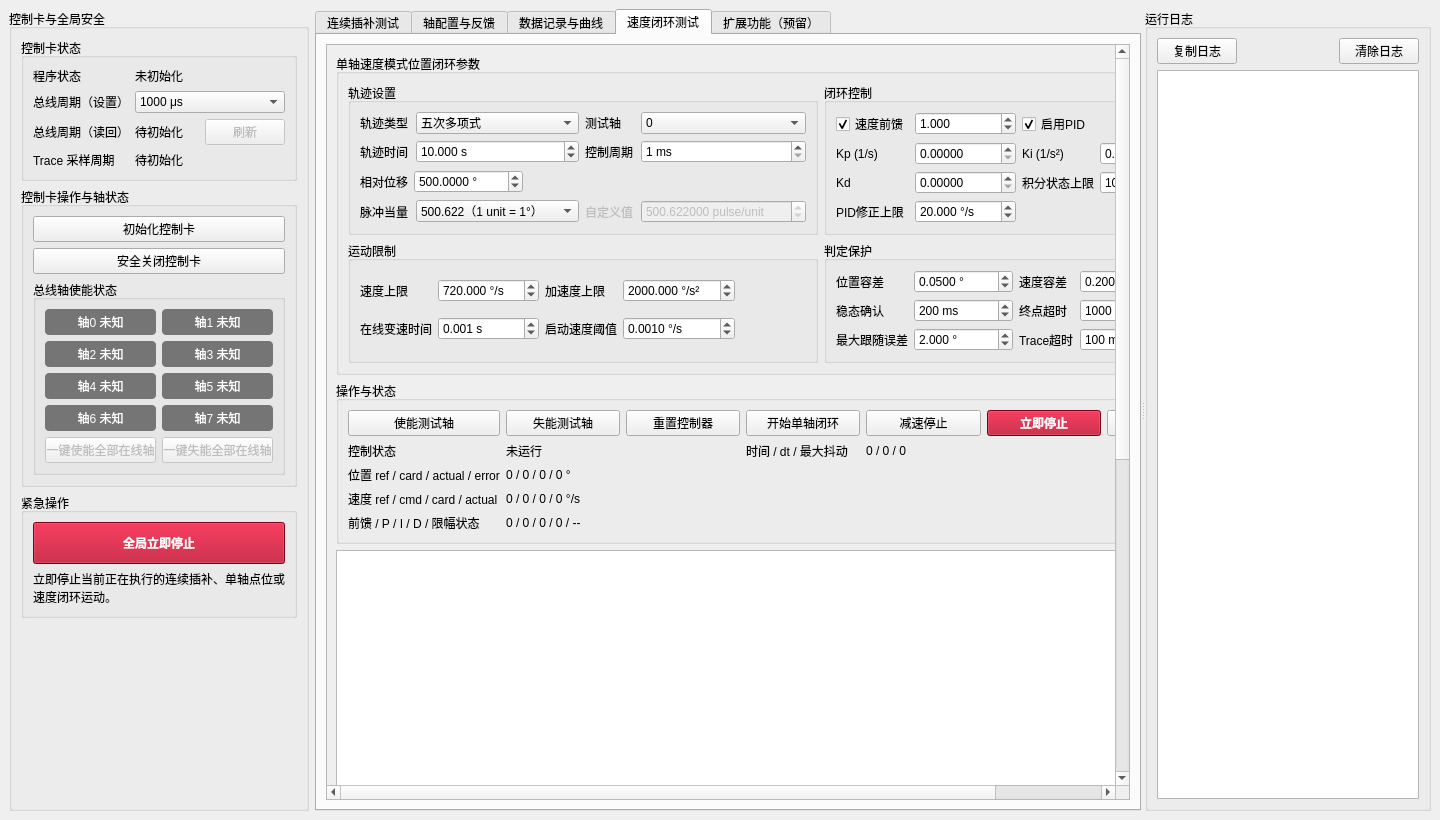
Above: conti_ctrl/mainwindow.ui from yzj148162-cmyk/E5000-ContiInterpolation before the change. Below: the same form after it.
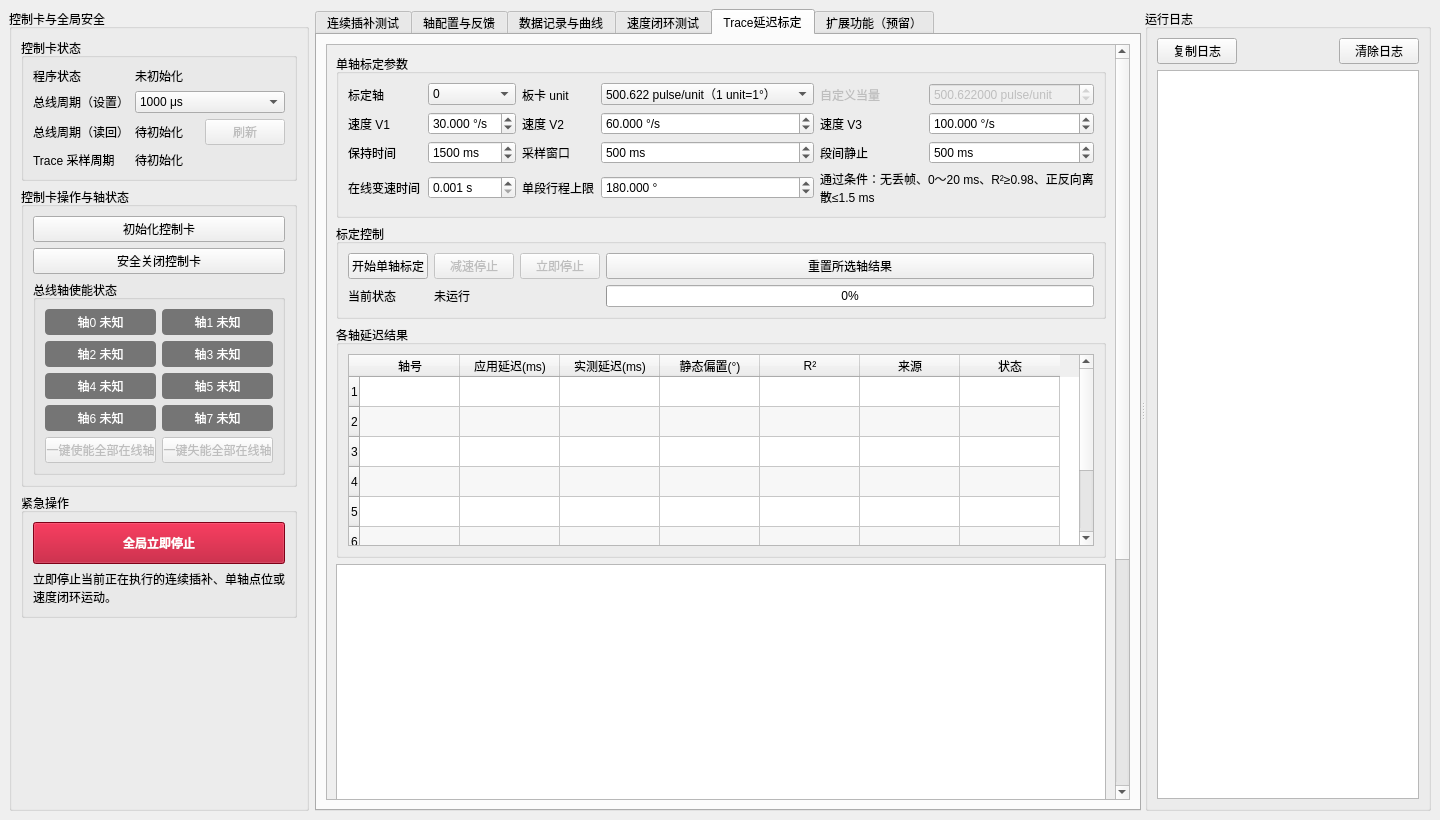
That is the form after the change. The open tabs and pages were chosen to show the change. Custom widgets are drawn as their Qt base class.

Commit message: 增加Trace位置延迟标定与诊断补偿

```diff
--- a/conti_ctrl/mainwindow.ui
+++ b/conti_ctrl/mainwindow.ui
@@ -3001,6 +3001,298 @@
          </item>
         </layout>
        </widget>
+       <widget class="QWidget" name="traceDelayCalibrationTab">
+        <attribute name="title">
+         <string>Trace延迟标定</string>
+        </attribute>
+        <layout class="QVBoxLayout" name="traceDelayCalibrationTabLayout">
+         <item>
+          <widget class="QScrollArea" name="traceDelayCalibrationScrollArea">
+           <property name="widgetResizable">
+            <bool>true</bool>
+           </property>
+           <widget class="QWidget" name="traceDelayCalibrationScrollContent">
+            <property name="geometry">
+             <rect>
+              <x>0</x>
+              <y>0</y>
+              <width>940</width>
+              <height>1050</height>
+             </rect>
+            </property>
+            <layout class="QVBoxLayout" name="traceDelayCalibrationContentLayout">
+             <item>
+              <widget class="QGroupBox" name="traceDelayCalibrationParameterGroup">
+               <property name="title">
+                <string>单轴标定参数</string>
+               </property>
+               <layout class="QGridLayout" name="traceDelayCalibrationParameterLayout">
+                <item row="0" column="0">
+                 <widget class="QLabel" name="traceDelayAxisLabel">
+                  <property name="text">
+                   <string>标定轴</string>
+                  </property>
+                 </widget>
+                </item>
+                <item row="0" column="1">
+                 <widget class="QComboBox" name="traceDelayAxisCombo">
+                  <item><property name="text"><string>0</string></property></item>
+                  <item><property name="text"><string>1</string></property></item>
+                  <item><property name="text"><string>2</string></property></item>
+                  <item><property name="text"><string>3</string></property></item>
+                  <item><property name="text"><string>4</string></property></item>
+                  <item><property name="text"><string>5</string></property></item>
+                  <item><property name="text"><string>6</string></property></item>
+                  <item><property name="text"><string>7</string></property></item>
+                 </widget>
+                </item>
+                <item row="0" column="2">
+                 <widget class="QLabel" name="traceDelayUnitLabel">
+                  <property name="text">
+                   <string>板卡 unit</string>
+                  </property>
+                 </widget>
+                </item>
+                <item row="0" column="3">
+                 <widget class="QComboBox" name="traceDelayUnitCombo">
+                  <item><property name="text"><string>500.622 pulse/unit（1 unit=1°）</string></property></item>
+                  <item><property name="text"><string>50.0622 pulse/unit（1 unit=0.1°）</string></property></item>
+                  <item><property name="text"><string>5.00622 pulse/unit（1 unit=0.01°）</string></property></item>
+                  <item><property name="text"><string>自定义 pulse/unit</string></property></item>
+                 </widget>
+                </item>
+                <item row="0" column="4">
+                 <widget class="QLabel" name="traceDelayCustomEquivalentLabel">
+                  <property name="enabled"><bool>false</bool></property>
+                  <property name="text"><string>自定义当量</string></property>
+                 </widget>
+                </item>
+                <item row="0" column="5">
+                 <widget class="QDoubleSpinBox" name="traceDelayCustomEquivalentSpin">
+                  <property name="enabled"><bool>false</bool></property>
+                  <property name="decimals"><number>6</number></property>
+                  <property name="minimum"><double>0.000001000000000</double></property>
+                  <property name="maximum"><double>1000000.000000000000000</double></property>
+                  <property name="value"><double>500.622000000000014</double></property>
+                  <property name="suffix"><string> pulse/unit</string></property>
+                 </widget>
+                </item>
+                <item row="1" column="0">
+                 <widget class="QLabel" name="traceDelaySpeed1Label">
+                  <property name="text"><string>速度 V1</string></property>
+                 </widget>
+                </item>
+                <item row="1" column="1">
+                 <widget class="QDoubleSpinBox" name="traceDelaySpeed1Spin">
+                  <property name="decimals"><number>3</number></property>
+                  <property name="minimum"><double>0.001000000000000</double></property>
+                  <property name="maximum"><double>720.000000000000000</double></property>
+                  <property name="value"><double>30.000000000000000</double></property>
+                  <property name="suffix"><string> °/s</string></property>
+                 </widget>
+                </item>
+                <item row="1" column="2">
+                 <widget class="QLabel" name="traceDelaySpeed2Label">
+                  <property name="text"><string>速度 V2</string></property>
+                 </widget>
+                </item>
+                <item row="1" column="3">
+                 <widget class="QDoubleSpinBox" name="traceDelaySpeed2Spin">
+                  <property name="decimals"><number>3</number></property>
+                  <property name="minimum"><double>0.001000000000000</double></property>
+                  <property name="maximum"><double>720.000000000000000</double></property>
+                  <property name="value"><double>60.000000000000000</double></property>
+                  <property name="suffix"><string> °/s</string></property>
+                 </widget>
+                </item>
+                <item row="1" column="4">
+                 <widget class="QLabel" name="traceDelaySpeed3Label">
+                  <property name="text"><string>速度 V3</string></property>
+                 </widget>
+                </item>
+                <item row="1" column="5">
+                 <widget class="QDoubleSpinBox" name="traceDelaySpeed3Spin">
+                  <property name="decimals"><number>3</number></property>
+                  <property name="minimum"><double>0.001000000000000</double></property>
+                  <property name="maximum"><double>720.000000000000000</double></property>
+                  <property name="value"><double>100.000000000000000</double></property>
+                  <property name="suffix"><string> °/s</string></property>
+                 </widget>
+                </item>
+                <item row="2" column="0">
+                 <widget class="QLabel" name="traceDelayHoldLabel">
+                  <property name="toolTip"><string>每个正向或反向速度段的总保持时间。</string></property>
+                  <property name="text"><string>保持时间</string></property>
+                 </widget>
+                </item>
+                <item row="2" column="1">
+                 <widget class="QSpinBox" name="traceDelayHoldSpin">
+                  <property name="minimum"><number>200</number></property>
+                  <property name="maximum"><number>10000</number></property>
+                  <property name="value"><number>1500</number></property>
+                  <property name="suffix"><string> ms</string></property>
+                 </widget>
+                </item>
+                <item row="2" column="2">
+                 <widget class="QLabel" name="traceDelaySampleWindowLabel">
+                  <property name="toolTip"><string>只从稳定速度帧中截取该长度的中央窗口参与拟合。</string></property>
+                  <property name="text"><string>采样窗口</string></property>
+                 </widget>
+                </item>
+                <item row="2" column="3">
+                 <widget class="QSpinBox" name="traceDelaySampleWindowSpin">
+                  <property name="minimum"><number>100</number></property>
+                  <property name="maximum"><number>5000</number></property>
+                  <property name="value"><number>500</number></property>
+                  <property name="suffix"><string> ms</string></property>
+                 </widget>
+                </item>
+                <item row="2" column="4">
+                 <widget class="QLabel" name="traceDelayRestLabel">
+                  <property name="text"><string>段间静止</string></property>
+                 </widget>
+                </item>
+                <item row="2" column="5">
+                 <widget class="QSpinBox" name="traceDelayRestSpin">
+                  <property name="minimum"><number>100</number></property>
+                  <property name="maximum"><number>10000</number></property>
+                  <property name="value"><number>500</number></property>
+                  <property name="suffix"><string> ms</string></property>
+                 </widget>
+                </item>
+                <item row="3" column="0">
+                 <widget class="QLabel" name="traceDelayChangeTimeLabel">
+                  <property name="text"><string>在线变速时间</string></property>
+                 </widget>
+                </item>
+                <item row="3" column="1">
+                 <widget class="QDoubleSpinBox" name="traceDelayChangeTimeSpin">
+                  <property name="decimals"><number>3</number></property>
+                  <property name="minimum"><double>0.001000000000000</double></property>
+                  <property name="maximum"><double>1.000000000000000</double></property>
+                  <property name="singleStep"><double>0.001000000000000</double></property>
+                  <property name="value"><double>0.001000000000000</double></property>
+                  <property name="suffix"><string> s</string></property>
+                 </widget>
+                </item>
+                <item row="3" column="2">
+                 <widget class="QLabel" name="traceDelayTravelLimitLabel">
+                  <property name="toolTip"><string>启动前估算每段位移，超过该值拒绝运行。</string></property>
+                  <property name="text"><string>单段行程上限</string></property>
+                 </widget>
+                </item>
+                <item row="3" column="3">
+                 <widget class="QDoubleSpinBox" name="traceDelayTravelLimitSpin">
+                  <property name="decimals"><number>3</number></property>
+                  <property name="minimum"><double>1.000000000000000</double></property>
+                  <property name="maximum"><double>100000.000000000000000</double></property>
+                  <property name="value"><double>180.000000000000000</double></property>
+                  <property name="suffix"><string> °</string></property>
+                 </widget>
+                </item>
+                <item row="3" column="4" colspan="2">
+                 <widget class="QLabel" name="traceDelayAcceptanceHintLabel">
+                  <property name="text"><string>通过条件：无丢帧、0～20 ms、R²≥0.98、正反向离散≤1.5 ms</string></property>
+                  <property name="wordWrap"><bool>true</bool></property>
+                 </widget>
+                </item>
+               </layout>
+              </widget>
+             </item>
+             <item>
+              <widget class="QGroupBox" name="traceDelayCalibrationControlGroup">
+               <property name="title"><string>标定控制</string></property>
+               <layout class="QGridLayout" name="traceDelayCalibrationControlLayout">
+                <item row="0" column="0">
+                 <widget class="QPushButton" name="traceDelayStartButton">
+                  <property name="text"><string>开始单轴标定</string></property>
+                 </widget>
+                </item>
+                <item row="0" column="1">
+                 <widget class="QPushButton" name="traceDelayStopButton">
+                  <property name="enabled"><bool>false</bool></property>
+                  <property name="text"><string>减速停止</string></property>
+                 </widget>
+                </item>
+                <item row="0" column="2">
+                 <widget class="QPushButton" name="traceDelayEmergencyStopButton">
+                  <property name="enabled"><bool>false</bool></property>
+                  <property name="text"><string>立即停止</string></property>
+                 </widget>
+                </item>
+                <item row="0" column="3">
+                 <widget class="QPushButton" name="traceDelayResetAxisButton">
+                  <property name="text"><string>重置所选轴结果</string></property>
+                 </widget>
+                </item>
+                <item row="1" column="0">
+                 <widget class="QLabel" name="traceDelayPhaseLabel">
+                  <property name="text"><string>当前状态</string></property>
+                 </widget>
+                </item>
+                <item row="1" column="1" colspan="2">
+                 <widget class="QLabel" name="traceDelayPhaseValueLabel">
+                  <property name="text"><string>未运行</string></property>
+                 </widget>
+                </item>
+                <item row="1" column="3">
+                 <widget class="QProgressBar" name="traceDelayProgressBar">
+                  <property name="value"><number>0</number></property>
+                 </widget>
+                </item>
+               </layout>
+              </widget>
+             </item>
+             <item>
+              <widget class="QGroupBox" name="traceDelayResultGroup">
+               <property name="title"><string>各轴延迟结果</string></property>
+               <layout class="QVBoxLayout" name="traceDelayResultLayout">
+                <item>
+                 <widget class="QTableWidget" name="traceDelayResultTable">
+                  <property name="editTriggers"><set>QAbstractItemView::EditTrigger::NoEditTriggers</set></property>
+                  <property name="alternatingRowColors"><bool>true</bool></property>
+                  <property name="selectionBehavior"><enum>QAbstractItemView::SelectionBehavior::SelectRows</enum></property>
+                  <property name="rowCount"><number>8</number></property>
+                  <property name="columnCount"><number>7</number></property>
+                  <row/><row/><row/><row/><row/><row/><row/><row/>
+                  <column><property name="text"><string>轴号</string></property></column>
+                  <column><property name="text"><string>应用延迟(ms)</string></property></column>
+                  <column><property name="text"><string>实测延迟(ms)</string></property></column>
+                  <column><property name="text"><string>静态偏置(°)</string></property></column>
+                  <column><property name="text"><string>R²</string></property></column>
+                  <column><property name="text"><string>来源</string></property></column>
+                  <column><property name="text"><string>状态</string></property></column>
+                 </widget>
+                </item>
+               </layout>
+              </widget>
+             </item>
+             <item>
+              <widget class="QSplitter" name="traceDelayChartSplitter">
+               <property name="orientation"><enum>Qt::Orientation::Vertical</enum></property>
+               <property name="childrenCollapsible"><bool>false</bool></property>
+               <widget class="ZoomableChartView" name="traceDelayVelocityChartView">
+                <property name="minimumSize"><size><width>0</width><height>260</height></size></property>
+                <property name="toolTip"><string>滚轮缩放，按住左键拖动，双击恢复自动量程。</string></property>
+               </widget>
+               <widget class="ZoomableChartView" name="traceDelayFitChartView">
+                <property name="minimumSize"><size><width>0</width><height>260</height></size></property>
+                <property name="toolTip"><string>横轴为稳定段指令速度，纵轴为同帧 type05-type06；直线斜率即延迟。</string></property>
+               </widget>
+              </widget>
+             </item>
+             <item>
+              <widget class="QLabel" name="traceDelayCalibrationHintLabel">
+               <property name="text"><string>标定按 +V1/-V1、+V2/-V2、+V3/-V3 自动执行。只修正 Trace 诊断跟随误差，不改变 PID 的“规划位置－实际位置”控制误差；原始 type03/04/05/06 帧自动保存。</string></property>
+               <property name="wordWrap"><bool>true</bool></property>
+              </widget>
+             </item>
+            </layout>
+           </widget>
+          </widget>
+         </item>
+        </layout>
+       </widget>
        <widget class="QWidget" name="extensionTab">
         <attribute name="title">
          <string>扩展功能（预留）</string>
```
Left out of the diff: 2 changed lines with no effect on the pictures. The commit also changes 11 other files.
